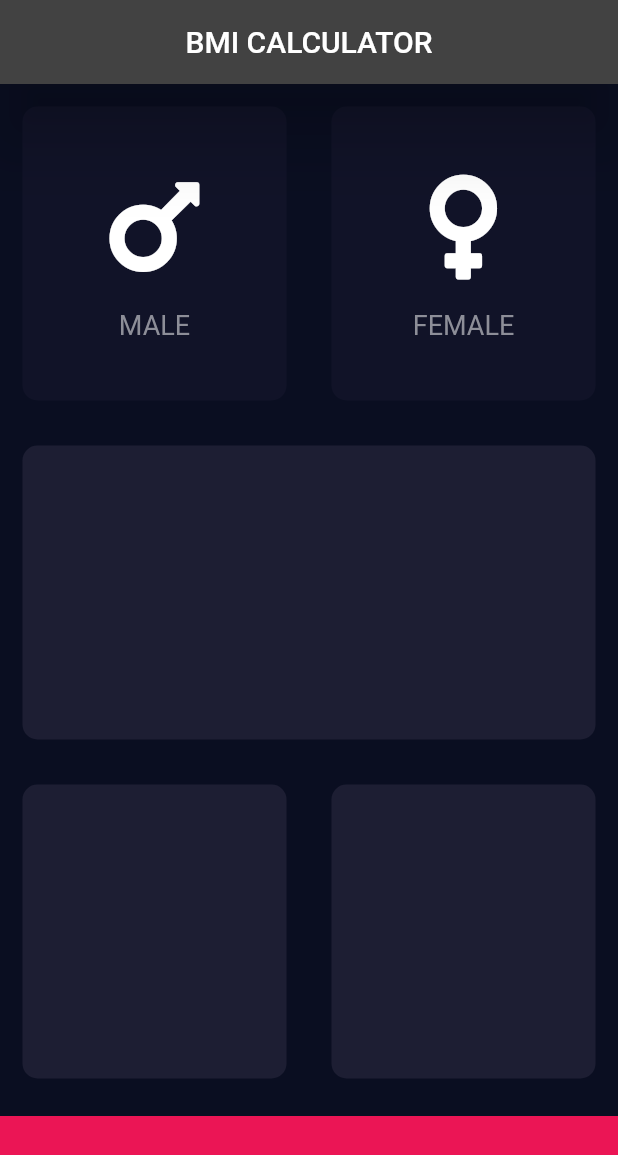
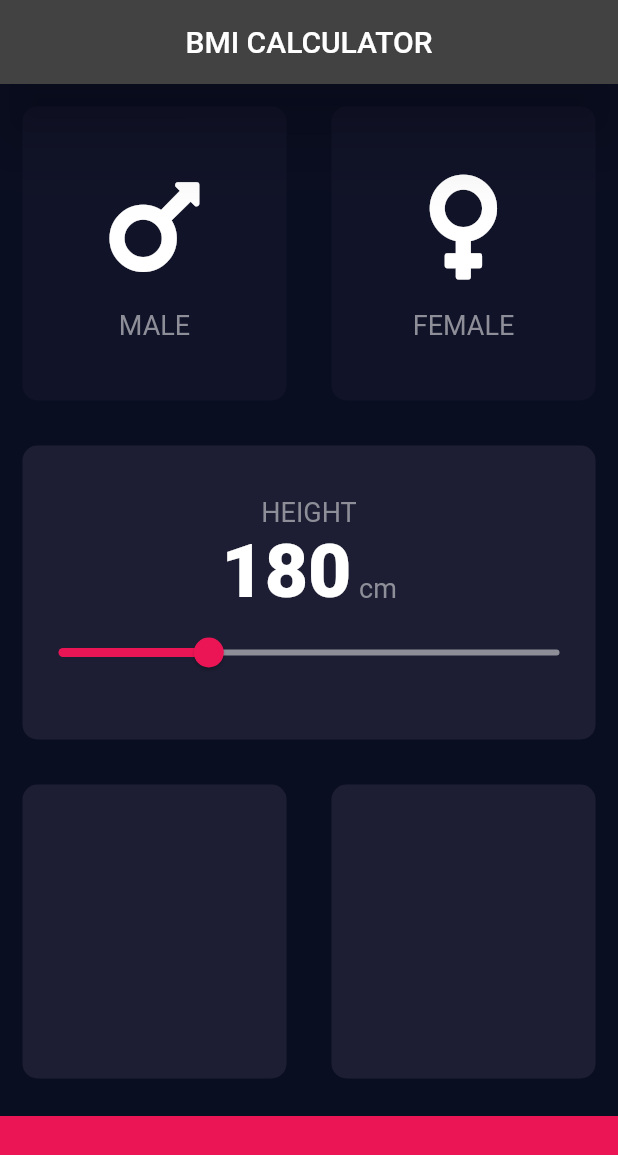
Before and after one commit to Maxondria/flutter-bmi-calculator-app, a Flutter app: the screen it shows after launch, on a phone screen of 412 x 824 dp. Shown: the top 1155 px of the screen. Run offline on Flutter 3.47's test engine with Material 2 defaults, Android fonts, the phone set to English and light mode, and no system bars; our stand-ins replace font_awesome_flutter.

Commit message:
add slider with on change

```diff
--- /dev/null
+++ b/lib/shared/constants.dart
@@ -0,0 +1,16 @@
+import 'package:flutter/material.dart';
+
+const TextStyle kLABEL_TEXTSTYLE = TextStyle(
+  fontSize: 18.0,
+  color: Color(0xFF8D8E98),
+);
+const TextStyle kNUMBER_TEXTSTYLE = TextStyle(
+  fontSize: 50.0,
+  fontWeight: FontWeight.w900,
+);
+
+const double kBOTTOM_CONTAINER_HEIGHT = 80.0;
+const Color kBOTTOM_CONTAINER_COLOR = Color(0xFFEB1555);
+const Color kSLIDER_INACTIVE_COLOR = Color(0xFF8D8E98);
+const Color kACTIVE_CARD_COLOR = Color(0xFF1D1E33);
+const Color kINACTIVE_CARD_COLOR = Color(0xFF111328);
--- a/lib/widgets/icon_content.dart
+++ b/lib/widgets/icon_content.dart
@@ -1,3 +1,4 @@
+import 'package:bmi_calculator/shared/constants.dart';
 import 'package:flutter/material.dart';
 
 class IconContent extends StatelessWidget {
@@ -21,10 +22,7 @@ class IconContent extends StatelessWidget {
         ),
         Text(
           text,
-          style: TextStyle(
-            fontSize: 18.0,
-            color: Color(0xFF8D8E98),
-          ),
+          style: kLABEL_TEXTSTYLE,
         )
       ],
     );
--- a/lib/widgets/input_page_screen.dart
+++ b/lib/widgets/input_page_screen.dart
@@ -1,12 +1,8 @@
+import 'package:bmi_calculator/shared/constants.dart';
 import 'package:bmi_calculator/widgets/icon_content.dart';
 import 'package:bmi_calculator/widgets/reusable_card.dart';
 import 'package:flutter/material.dart';
 import 'package:font_awesome_flutter/font_awesome_flutter.dart';
-
-const double BOTTOM_CONTAINER_HEIGHT = 80.0;
-const Color BOTTOM_CONTAINER_COLOR = Color(0xFFEB1555);
-const Color ACTIVE_CARD_COLOR = Color(0xFF1D1E33);
-const Color INACTIVE_CARD_COLOR = Color(0xFF111328);
 
 enum Gender { MALE, FEMALE }
 
@@ -17,6 +13,7 @@ class InputPage extends StatefulWidget {
 
 class _InputPageState extends State<InputPage> {
   Gender activeGender;
+  int height = 180;
 
   @override
   Widget build(BuildContext context) {
@@ -26,6 +23,7 @@ class _InputPageState extends State<InputPage> {
         centerTitle: true,
       ),
       body: Column(
+        crossAxisAlignment: CrossAxisAlignment.stretch,
         children: <Widget>[
           Expanded(
             child: Row(
@@ -33,8 +31,8 @@ class _InputPageState extends State<InputPage> {
                 Expanded(
                   child: ReusableCard(
                     color: activeGender != Gender.MALE
-                        ? INACTIVE_CARD_COLOR
-                        : ACTIVE_CARD_COLOR,
+                        ? kINACTIVE_CARD_COLOR
+                        : kACTIVE_CARD_COLOR,
                     cardChild: IconContent(
                       icon: FontAwesomeIcons.mars,
                       text: "MALE",
@@ -47,8 +45,8 @@ class _InputPageState extends State<InputPage> {
                 Expanded(
                   child: ReusableCard(
                     color: activeGender != Gender.FEMALE
-                        ? INACTIVE_CARD_COLOR
-                        : ACTIVE_CARD_COLOR,
+                        ? kINACTIVE_CARD_COLOR
+                        : kACTIVE_CARD_COLOR,
                     cardChild: IconContent(
                       icon: FontAwesomeIcons.venus,
                       text: "FEMALE",
@@ -63,7 +61,44 @@ class _InputPageState extends State<InputPage> {
           ),
           Expanded(
             child: ReusableCard(
-              color: ACTIVE_CARD_COLOR,
+              color: kACTIVE_CARD_COLOR,
+              cardChild: Column(
+                mainAxisAlignment: MainAxisAlignment.center,
+                children: <Widget>[
+                  Text(
+                    'HEIGHT',
+                    style: kLABEL_TEXTSTYLE,
+                  ),
+                  Row(
+                    mainAxisAlignment: MainAxisAlignment.center,
+                    crossAxisAlignment: CrossAxisAlignment.baseline,
+                    textBaseline: TextBaseline.alphabetic,
+                    children: <Widget>[
+                      Text(
+                        height.toString(),
+                        style: kNUMBER_TEXTSTYLE,
+                      ),
+                      SizedBox(
+                        width: 5.0,
+                      ),
+                      Text(
+                        'cm',
+                        style: kLABEL_TEXTSTYLE,
+                      ),
+                    ],
+                  ),
+                  Slider(
+                    value: height.toDouble(),
+                    min: 120,
+                    max: 320,
+                    activeColor: kBOTTOM_CONTAINER_COLOR,
+                    inactiveColor: kSLIDER_INACTIVE_COLOR,
+                    onChanged: (double newValue) => setState(() {
+                      height = newValue.round();
+                    }),
+                  )
+                ],
+              ),
             ),
           ),
           Expanded(
@@ -71,22 +106,22 @@ class _InputPageState extends State<InputPage> {
               children: <Widget>[
                 Expanded(
                   child: ReusableCard(
-                    color: ACTIVE_CARD_COLOR,
+                    color: kACTIVE_CARD_COLOR,
                   ),
                 ),
                 Expanded(
                   child: ReusableCard(
-                    color: ACTIVE_CARD_COLOR,
+                    color: kACTIVE_CARD_COLOR,
                   ),
                 ),
               ],
             ),
           ),
           Container(
-            color: BOTTOM_CONTAINER_COLOR,
+            color: kBOTTOM_CONTAINER_COLOR,
             margin: EdgeInsets.only(top: 10.0),
             width: double.infinity,
-            height: BOTTOM_CONTAINER_HEIGHT,
+            height: kBOTTOM_CONTAINER_HEIGHT,
           )
         ],
       ),
```
